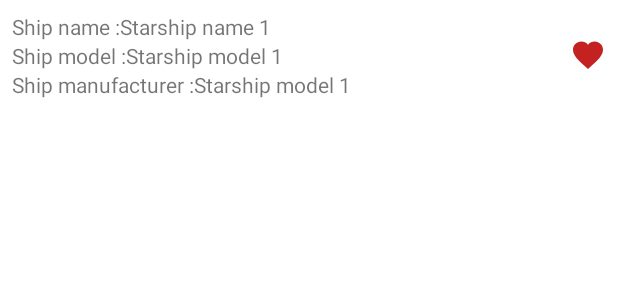
After one commit to bhlaing/Starships, an Android app: the layout view_starship.xml on its own in the app's theme, with its tools: preview values and no code run, on a phone screen of 412 x 824 dp. The commit adds this screen. Shown: the top 300 px of the screen. Run offline under Robolectric (Android 15) with nearby library versions, the phone set to English and light mode, and no system bars.

Commit message:
Basic layout + adapter + ViewModel set up

```diff
--- a/app/src/main/AndroidManifest.xml
+++ b/app/src/main/AndroidManifest.xml
@@ -9,7 +9,10 @@
         android:roundIcon="@mipmap/ic_launcher_round"
         android:supportsRtl="true"
         android:theme="@style/Theme.Starships">
-        <activity android:name=".MainActivity">
+        <activity
+            android:name=".starship.ui.MainActivity"
+            android:label="@string/title_activity_main"
+            android:theme="@style/Theme.Starships.NoActionBar">
             <intent-filter>
                 <action android:name="android.intent.action.MAIN" />
 
--- /dev/null
+++ b/app/src/main/java/com/billy/starships/starship/ui/model/StarShipItem.kt
@@ -0,0 +1,6 @@
+package com.billy.starships.starship.ui.model
+
+class StarShipItem(val name: String,
+                   val model: String,
+                   val manufacturer: String,
+                   val fav: Boolean)
--- /dev/null
+++ b/app/src/main/res/drawable/ic_favorite_24.xml
@@ -0,0 +1,5 @@
+<vector android:height="24dp" android:tint="#C42121"
+    android:viewportHeight="24" android:viewportWidth="24"
+    android:width="24dp" xmlns:android="http://schemas.android.com/apk/res/android">
+    <path android:fillColor="@android:color/white" android:pathData="M12,21.35l-1.45,-1.32C5.4,15.36 2,12.28 2,8.5 2,5.42 4.42,3 7.5,3c1.74,0 3.41,0.81 4.5,2.09C13.09,3.81 14.76,3 16.5,3 19.58,3 22,5.42 22,8.5c0,3.78 -3.4,6.86 -8.55,11.54L12,21.35z"/>
+</vector>
--- /dev/null
+++ b/app/src/main/res/layout/view_starship.xml
@@ -0,0 +1,73 @@
+<?xml version="1.0" encoding="utf-8"?>
+<RelativeLayout xmlns:android="http://schemas.android.com/apk/res/android"
+    xmlns:tools="http://schemas.android.com/tools"
+    android:layout_width="match_parent"
+    android:layout_height="wrap_content"
+    android:padding="8dp">
+
+    <LinearLayout
+        android:id="@+id/name_layout"
+        android:layout_width="wrap_content"
+        android:layout_height="wrap_content"
+        android:orientation="horizontal">
+
+        <TextView
+            android:layout_width="wrap_content"
+            android:layout_height="wrap_content"
+            android:text="Ship name :" />
+
+        <TextView
+            android:id="@+id/ship_name"
+            android:layout_width="wrap_content"
+            android:layout_height="wrap_content"
+            tools:text="Starship name 1" />
+    </LinearLayout>
+
+    <LinearLayout
+        android:id="@+id/model_layout"
+        android:layout_width="wrap_content"
+        android:layout_height="wrap_content"
+        android:layout_below="@id/name_layout"
+        android:orientation="horizontal">
+
+        <TextView
+            android:layout_width="wrap_content"
+            android:layout_height="wrap_content"
+            android:text="Ship model :" />
+
+        <TextView
+            android:id="@+id/ship_model"
+            android:layout_width="wrap_content"
+            android:layout_height="wrap_content"
+            tools:text="Starship model 1" />
+    </LinearLayout>
+
+    <LinearLayout
+        android:id="@+id/manufacturer_layout"
+        android:layout_width="wrap_content"
+        android:layout_height="wrap_content"
+        android:layout_below="@id/model_layout"
+        android:orientation="horizontal">
+
+        <TextView
+            android:layout_width="wrap_content"
+            android:layout_height="wrap_content"
+            android:text="Ship manufacturer :" />
+
+        <TextView
+            android:id="@+id/ship_manufacturer"
+            android:layout_width="wrap_content"
+            android:layout_height="wrap_content"
+            tools:text="Starship model 1" />
+    </LinearLayout>
+
+<ImageView
+    android:id="@+id/fav_icon"
+    android:layout_width="wrap_content"
+    android:layout_height="wrap_content"
+    android:layout_alignParentRight="true"
+    android:layout_centerVertical="true"
+    android:layout_alignParentEnd="true"
+    android:src="@drawable/ic_favorite_24"/>
+
+</RelativeLayout>
--- a/app/src/main/res/values/themes.xml
+++ b/app/src/main/res/values/themes.xml
@@ -13,4 +13,13 @@
         <item name="android:statusBarColor" tools:targetApi="l">?attr/colorPrimaryVariant</item>
         <!-- Customize your theme here. -->
     </style>
+
+    <style name="Theme.Starships.NoActionBar">
+        <item name="windowActionBar">false</item>
+        <item name="windowNoTitle">true</item>
+    </style>
+
+    <style name="Theme.Starships.AppBarOverlay" parent="ThemeOverlay.AppCompat.Dark.ActionBar" />
+
+    <style name="Theme.Starships.PopupOverlay" parent="ThemeOverlay.AppCompat.Light" />
 </resources>
```
Also changed, not shown: app/build.gradle (+19 -2 lines), app/src/main/java/com/billy/starships/MainActivity.kt (deleted, +0 -11 lines), app/src/main/java/com/billy/starships/StarshipApplication.kt (added, +9 -0 lines), app/src/main/java/com/billy/starships/shared/ResultInteractor.kt (added, +9 -0 lines), app/src/main/java/com/billy/starships/starship/data/DataMappers.kt (added, +12 -0 lines), app/src/main/java/com/billy/starships/starship/data/StarshipService.kt (added, +7 -0 lines), app/src/main/java/com/billy/starships/starship/data/StarshipServiceImpl.kt (added, +41 -0 lines), app/src/main/java/com/billy/starships/starship/domain/GetStarShipsWithPreferences.kt (added, +12 -0 lines), app/src/main/java/com/billy/starships/starship/domain/model/StarshipFleet.kt (added, +9 -0 lines), app/src/main/java/com/billy/starships/starship/ui/MainActivity.kt (added, +35 -0 lines), app/src/main/java/com/billy/starships/starship/ui/MainViewModel.kt (added, +38 -0 lines), app/src/main/java/com/billy/starships/starship/ui/ShipsAdapter.kt (added, +54 -0 lines), app/src/main/res/layout/activity_main.xml (+6 -4 lines), app/src/main/res/values/strings.xml (+9 -0 lines).
